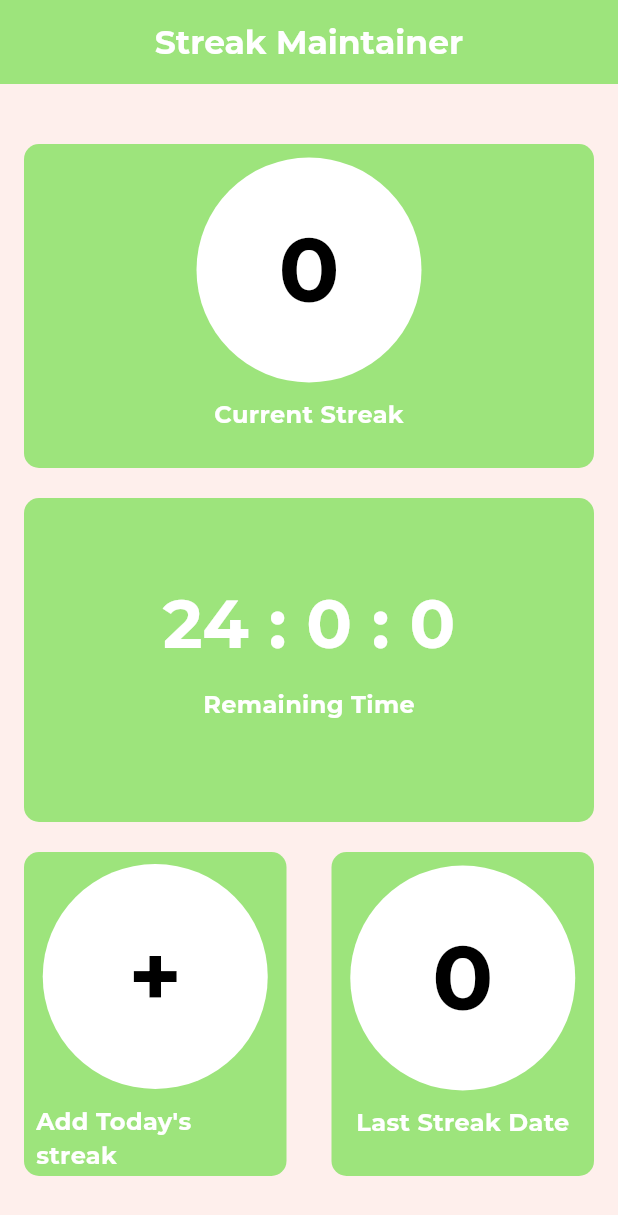
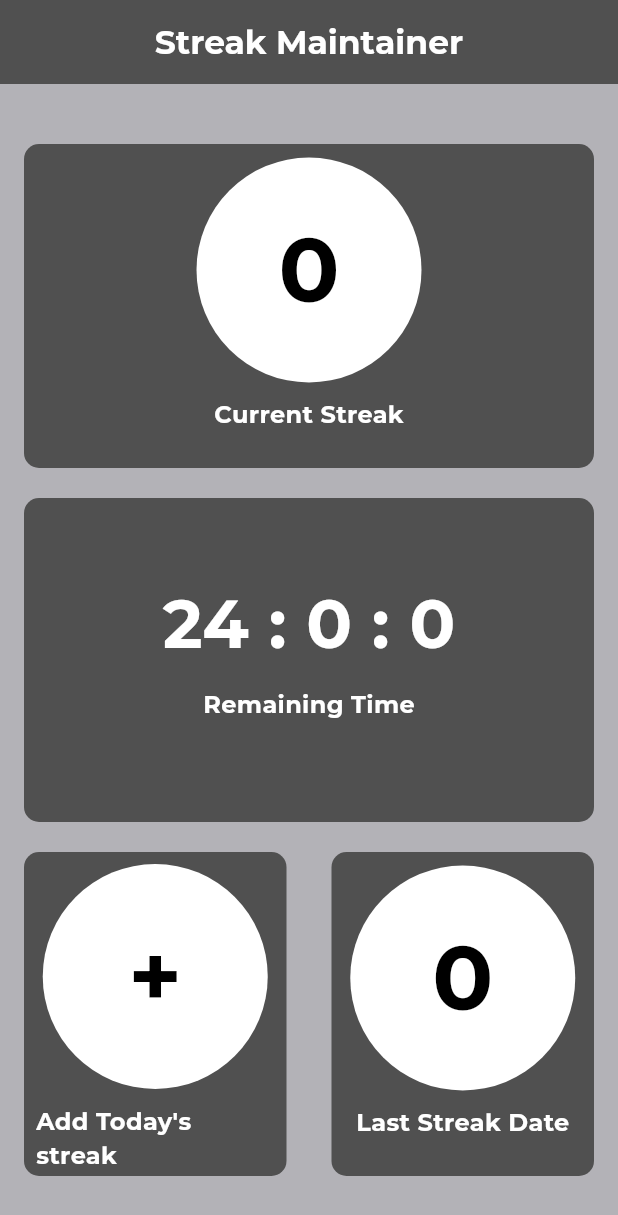
Before and after one commit to theadityarawat/StreakAR, a Flutter app: the screen it shows after launch, on a phone screen of 412 x 824 dp. Shown: the top 1215 px of the screen. Run offline on Flutter 3.47's test engine with Material 2 defaults, Android fonts, the light colour scheme and no system bars.

Commit message:
Minor tweak to final project

```diff
--- a/lib/constants.dart
+++ b/lib/constants.dart
@@ -1,4 +1,4 @@
 import 'package:flutter/material.dart';
 
-const kMainDarkColor= Color(0xFFFEEFEC);
-const kMainColor= Color(0xFF9DE47C);
+const kMainDarkColor= Color(0xFFB3B2B7);
+const kMainColor= Color(0xFF505050);
```
